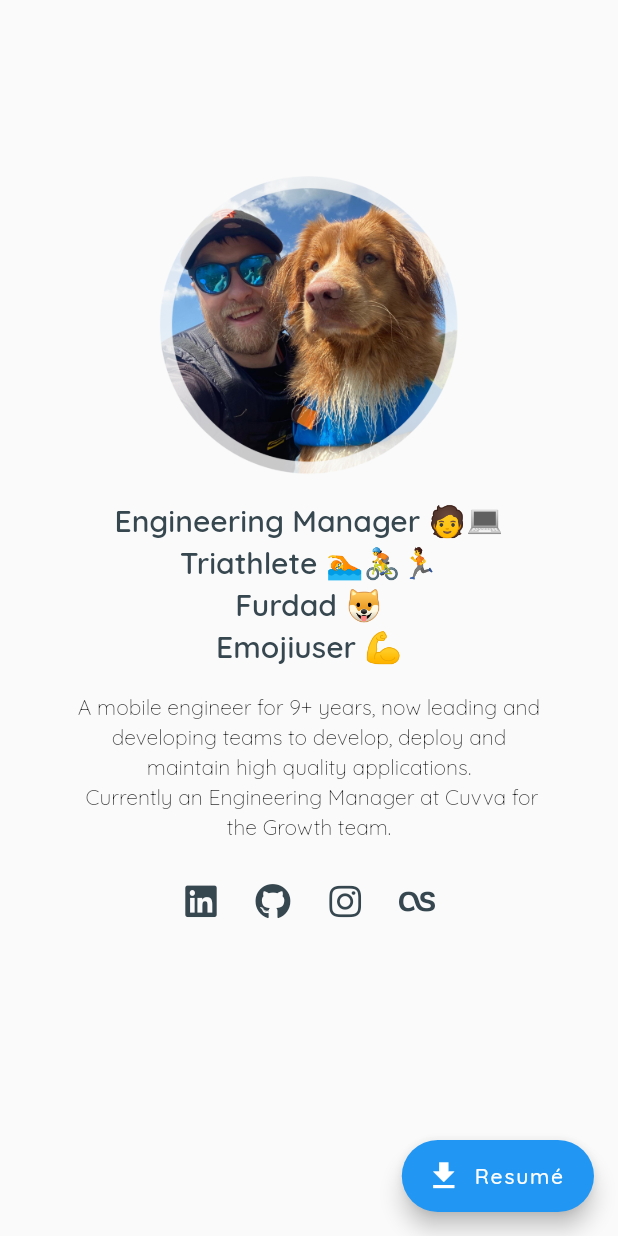
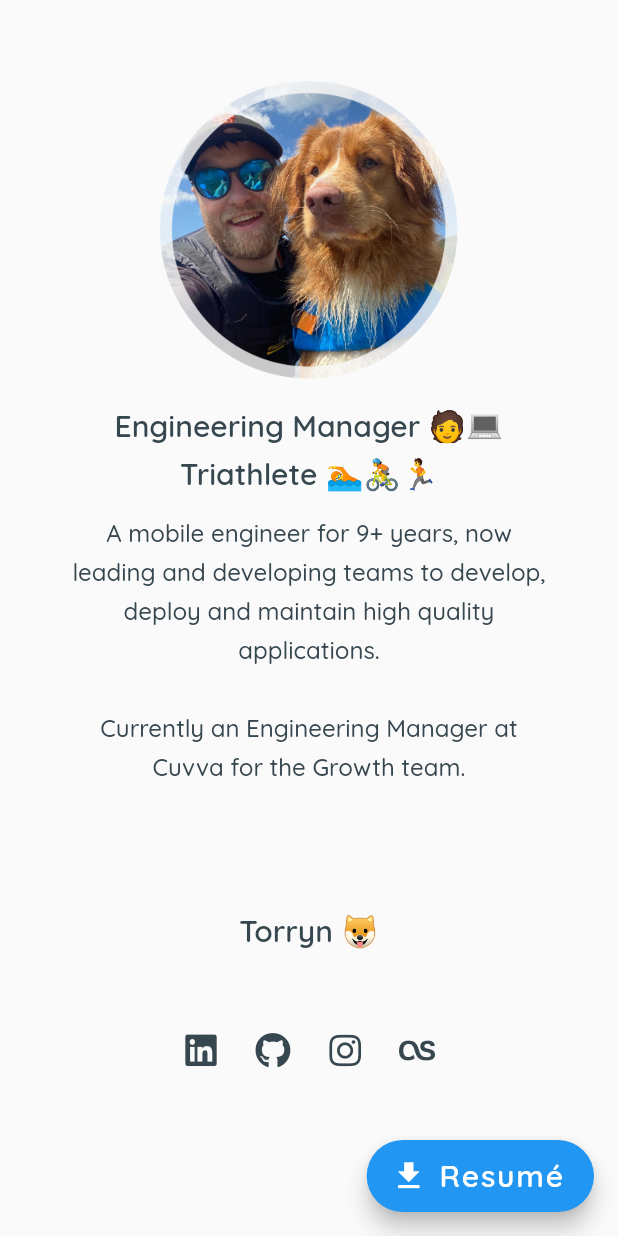
Before and after one commit to brittonjg/britton.app, a Flutter app: the screen it shows after launch, on a phone screen of 412 x 824 dp. Run offline on Flutter 3.47's test engine with Material 2 defaults, Android fonts, the phone set to English and light mode, and no system bars; drawn by our look-alikes of auto_size_text; our stand-ins replace font_awesome_flutter, google_fonts, url_launcher_web.

Commit message:
Cuvva Upgrade
- Improved text positioning
- Better handling of responsiveness

```diff
--- a/lib/main.dart
+++ b/lib/main.dart
@@ -2,6 +2,10 @@ import 'package:flutter/material.dart';
 import 'package:google_fonts/google_fonts.dart';
 import 'package:font_awesome_flutter/font_awesome_flutter.dart';
 import 'package:url_launcher/url_launcher.dart';
+import 'package:auto_size_text/auto_size_text.dart';
+
+const double PADDING = 6.0;
+const double FONT_HEIGHT = 1.6;
 
 void main() {
   runApp(MyApp());
@@ -76,56 +80,75 @@ class _MyHomePageState extends State<MyHomePage> {
     }
   }
 
-  Text createSubTitle(text) {
+  AutoSizeText createSubTitle(text, maxNumLines) {
     final TextStyle subTitle = TextStyle(
         fontSize: 20,
         fontWeight: FontWeight.w600,
         fontStyle: FontStyle.normal,
-        height: 1.4,
+        height: FONT_HEIGHT,
         color: TEXT_COLOUR);
 
-    return Text(
+    return AutoSizeText(
       text,
       style: subTitle,
+      maxLines: maxNumLines,
+      minFontSize: 12,
       textAlign: TextAlign.center,
+      overflow: TextOverflow.visible,
     );
+  }
+
+  AutoSizeText createMainText(String text, int maxLineNum) {
+    final TextStyle mainText = TextStyle(
+        fontSize: 16,
+        height: FONT_HEIGHT,
+        fontWeight: FontWeight.w500,
+        fontStyle: FontStyle.normal,
+        color: TEXT_COLOUR);
+
+    return AutoSizeText(
+      text,
+      style: mainText,
+      maxLines: maxLineNum,
+      minFontSize: 8,
+      textAlign: TextAlign.center,
+      overflow: TextOverflow.visible,
+    );
+  }
+
+  Widget socialContainer() {
+    return Padding(
+        padding: EdgeInsets.all(PADDING),
+        child: Row(
+          mainAxisAlignment: MainAxisAlignment.center,
+          children: socialIcons(),
+        ));
+  }
+
+  IconButton createIcon(IconData iconImage, String url) {
+    return IconButton(
+        icon: FaIcon(iconImage),
+        color: TEXT_COLOUR,
+        onPressed: () => setState(() {
+              launched = launchInBrowser(url);
+            }));
   }
 
   List<Widget> socialIcons() {
     return [
-      IconButton(
-          icon: FaIcon(FontAwesomeIcons.linkedin),
-          color: TEXT_COLOUR,
-          onPressed: () => setState(() {
-                launched = launchInBrowser(URL_LINKEDIN);
-              })),
-      IconButton(
-          icon: FaIcon(FontAwesomeIcons.github),
-          color: TEXT_COLOUR,
-          onPressed: () => setState(() {
-                launched = launchInBrowser(URL_GITHUB);
-              })),
-      IconButton(
-          icon: FaIcon(FontAwesomeIcons.instagram),
-          color: TEXT_COLOUR,
-          onPressed: () => setState(() {
-                launched = launchInBrowser(URL_INSTA_ME);
-              })),
-      IconButton(
-          icon: FaIcon(FontAwesomeIcons.lastfm),
-          color: TEXT_COLOUR,
-          onPressed: () => setState(() {
-                launched = launchInBrowser(URL_LASTFM);
-              }))
+      createIcon(FontAwesomeIcons.linkedin, URL_LINKEDIN),
+      createIcon(FontAwesomeIcons.github, URL_GITHUB),
+      createIcon(FontAwesomeIcons.instagram, URL_INSTA_ME),
+      createIcon(FontAwesomeIcons.lastfm, URL_LASTFM),
     ];
   }
 
   Widget mainContents() {
-    const double PADDING = 8.0;
+
 
     return Column(mainAxisAlignment: MainAxisAlignment.center, children: [
       Padding(
-        padding: EdgeInsets.all(8.0),
+        padding: EdgeInsets.all(PADDING),
         child: Image(
           image: AssetImage('assets/images/selfie.png'),
           height: 200,
@@ -137,42 +160,23 @@ class _MyHomePageState extends State<MyHomePage> {
         child: Column(
           mainAxisAlignment: MainAxisAlignment.spaceEvenly,
           children: [
-            FittedBox(
-                fit: BoxFit.fitWidth,
-                child: createSubTitle('Engineering Manager 🧑‍💻')),
-            FittedBox(
-                fit: BoxFit.fitWidth,
-                child: createSubTitle('Triathlete 🏊🚴🏃')),
-            FittedBox(
-                fit: BoxFit.fitWidth,
-                // child: TextButton(
-                // onPressed: () => setState(() {
-                // launched = launchInBrowser(URL_INSTA_TORRYN);
-                // }),
-                child: createSubTitle('Furdad 🐶')
-                // ),
-                ),
-            FittedBox(
-                fit: BoxFit.fitWidth, child: createSubTitle('Emojiuser 💪'))
+            createSubTitle('Engineering Manager 🧑‍💻', 2),
+            createSubTitle('Triathlete 🏊🚴🏃', 1)
           ],
         ),
       ),
       Padding(
           padding: EdgeInsets.all(PADDING),
-          child: Text(
-            'A mobile engineer for 9+ years, now leading and developing teams to develop, deploy and maintain high quality applications.\n Currently an Engineering Manager at Cuvva for the Growth team.',
-            style: TextStyle(
-                fontSize: 14,
-                fontWeight: FontWeight.w100,
-                fontStyle: FontStyle.normal,
-                height: 1.4),
-            textAlign: TextAlign.center,
-          )),
-      Padding(
-          padding: EdgeInsets.all(PADDING),
-          child: Row(
-            mainAxisAlignment: MainAxisAlignment.center,
-            children: socialIcons(),
+          child: Column(
+            children: [
+              createMainText(
+                  'A mobile engineer for 9+ years, now leading and developing teams to develop, deploy and maintain high quality applications.',
+                  4),
+              createMainText('', 1), // Space between text
+              createMainText(
+                  'Currently an Engineering Manager at Cuvva for the Growth team.',
+                  2)
+            ],
           )),
     ]);
   }
@@ -212,12 +216,22 @@ class _MyHomePageState extends State<MyHomePage> {
               child: Container(),
             ),
             Expanded(
-                flex: 8,
+                flex: 9,
                 child: Column(
                   mainAxisAlignment: MainAxisAlignment.spaceEvenly,
                   children: <Widget>[
-                    Expanded(flex: 9, child: mainContents()),
-                    Expanded(flex: 1, child: Container())
+                    Expanded(flex: 7, child: mainContents()),
+                    Expanded(
+                      child: TextButton(
+                          onPressed: () => setState(() {
+                                launched = launchInBrowser(URL_INSTA_TORRYN);
+                              }),
+                          child: createSubTitle('Torryn 🐶', 1)),
+                    ),
+                    Expanded(flex: 1, child: socialContainer()),
+                    Expanded(
+                        flex: 1,
+                        child: Container()), // Space to allow for the FAB
                   ],
                 )),
             Expanded(
@@ -232,7 +246,14 @@ class _MyHomePageState extends State<MyHomePage> {
           launched = launchInBrowser(URL_RESUME);
         }),
         tooltip: 'Download Resumé',
-        label: Text('Resumé'),
+        label: Text(
+          'Resumé',
+          style: TextStyle(
+            fontSize: 20,
+            fontWeight: FontWeight.w600,
+            fontStyle: FontStyle.normal,
+          ),
+        ),
         icon: Icon(Icons.download),
       ), // This trailing comma makes auto-formatting nicer for build methods.
     );
--- a/pubspec.yaml
+++ b/pubspec.yaml
@@ -21,6 +21,7 @@ environment:
   sdk: ">=2.12.0 <3.0.0"
 
 dependencies:
+  auto_size_text: ^3.0.0
   flutter:
     sdk: flutter
   font_awesome_flutter: ^9.1.0
```
Also changed, not shown: pubspec.lock, 1 other file.
